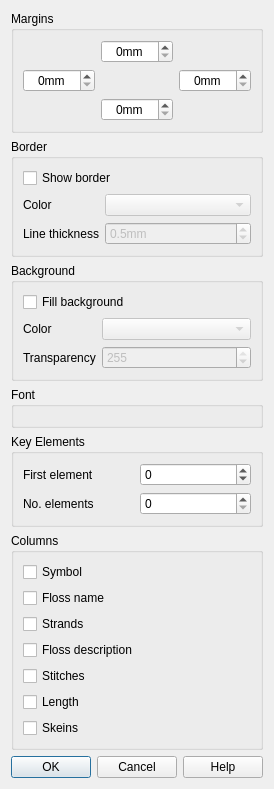
KDE/kxstitch, file ui/KeyElement.ui: the form before one commit.
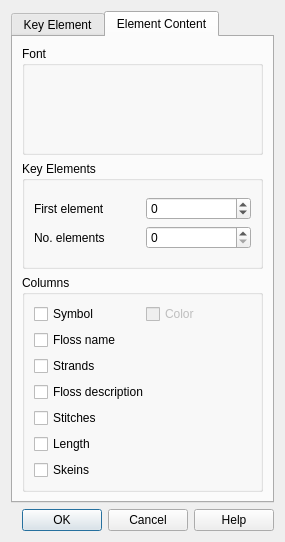
The form after the commit. The open tabs and pages were chosen to show the change. Custom widgets are drawn as their Qt base class.

Commit message:
Added key element option to print symbols in color
Default configuration option is false.
Rearranged key element properties dialog to fit on smaller screens.

```diff
--- a/ui/KeyElement.ui
+++ b/ui/KeyElement.ui
@@ -6,14 +6,24 @@
    <rect>
     <x>0</x>
     <y>0</y>
-    <width>246</width>
-    <height>729</height>
+    <width>285</width>
+    <height>542</height>
    </rect>
   </property>
   <property name="windowTitle">
    <string>Key Element Properties</string>
   </property>
-  <layout class="QVBoxLayout" name="verticalLayout">
+  <layout class="QVBoxLayout" name="verticalLayout_7">
+   <item>
+    <widget class="QTabWidget" name="tabWidget">
+     <property name="currentIndex">
+      <number>0</number>
+     </property>
+     <widget class="QWidget" name="KeyElementTab">
+      <attribute name="title">
+       <string>Key Element</string>
+      </attribute>
+      <layout class="QVBoxLayout" name="verticalLayout_6">
    <item>
     <widget class="QGroupBox" name="groupBox_4">
      <property name="title">
@@ -278,6 +288,13 @@
      </layout>
     </widget>
    </item>
+      </layout>
+     </widget>
+     <widget class="QWidget" name="ElementContentTab">
+      <attribute name="title">
+       <string>Element Content</string>
+      </attribute>
+      <layout class="QVBoxLayout" name="verticalLayout">
    <item>
     <widget class="QGroupBox" name="groupBox_5">
      <property name="title">
@@ -353,6 +370,8 @@
      </property>
      <layout class="QVBoxLayout" name="verticalLayout_2">
       <item>
+           <layout class="QHBoxLayout" name="horizontalLayout_2">
+            <item>
        <widget class="QCheckBox" name="SymbolColumn">
         <property name="text">
          <string>Symbol</string>
@@ -360,6 +379,18 @@
        </widget>
       </item>
       <item>
+             <widget class="QCheckBox" name="SymbolColumnColor">
+              <property name="enabled">
+               <bool>false</bool>
+              </property>
+              <property name="text">
+               <string>Color</string>
+              </property>
+             </widget>
+            </item>
+           </layout>
+          </item>
+          <item>
        <widget class="QCheckBox" name="FlossNameColumn">
         <property name="text">
          <string>Floss name</string>
@@ -404,6 +435,10 @@
      </layout>
     </widget>
    </item>
+      </layout>
+     </widget>
+    </widget>
+   </item>
    <item>
     <widget class="QDialogButtonBox" name="DialogButtonBox">
      <property name="standardButtons">
```
Left out of the diff: 50 changed lines with no effect on the pictures. Lines whose indentation alone changed are shown as unchanged. The commit also changes 4 other files.
